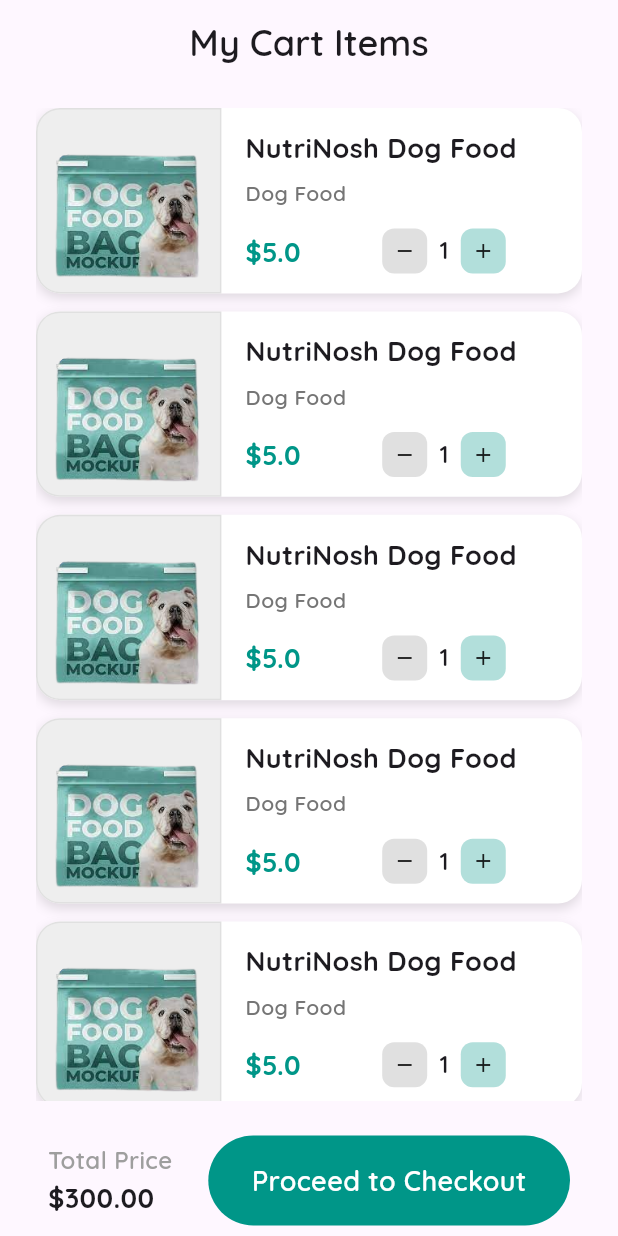
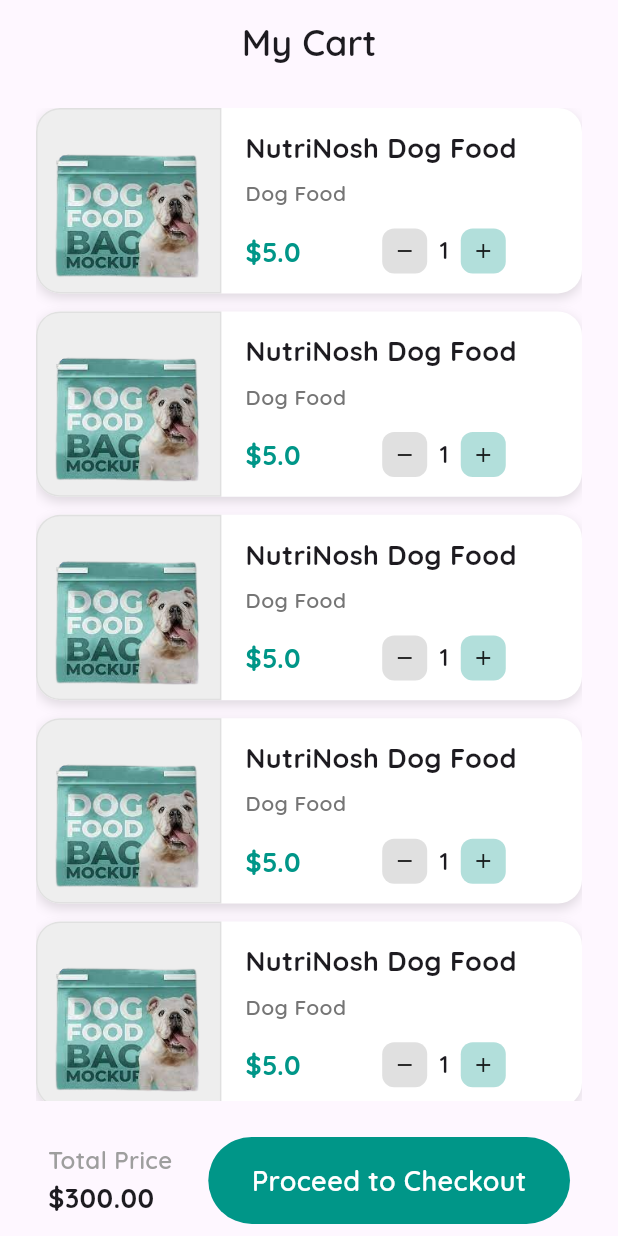
Before and after one commit to hafizflow/PetFoodAccessoriesApp, a Flutter app: the CartPage screen opened directly, on a phone screen of 412 x 824 dp. Run offline on Flutter 3.47's test engine with Material 3 defaults, Android fonts, the phone set to English and light mode, and no system bars; our stand-ins replace badges, cached_network_image, carousel_slider, device_preview, firebase_auth, firebase_core and 10 more; missing offline and left inert: custom_info_window, panara_dialogs, scratcher; accounts and stored records are empty; network calls fail.

Commit message:
Reuseable Widget Added

```diff
--- a/lib/views/cart_page.dart
+++ b/lib/views/cart_page.dart
@@ -1,7 +1,9 @@
 import 'package:flutter/material.dart';
 import 'package:google_fonts/google_fonts.dart';
 import 'package:pet_food_accessories_app/routers/app_routers.dart';
+import 'package:pet_food_accessories_app/widgets/appbar_text.dart';
 import 'package:pet_food_accessories_app/widgets/cart_item.dart';
+import 'package:pet_food_accessories_app/widgets/my_custom_button.dart';
 
 class CartPage extends StatelessWidget {
   const CartPage({super.key});
@@ -12,13 +14,7 @@ class CartPage extends StatelessWidget {
 
     return Scaffold(
       appBar: AppBar(
-        title: Text(
-          'My Cart Items',
-          style: GoogleFonts.quicksand(
-            fontSize: 24,
-            fontWeight: FontWeight.w600,
-          ),
-        ),
+        title: AppBarText(title: 'My Cart'),
         centerTitle: true,
         backgroundColor: Colors.transparent,
       ),
@@ -79,31 +75,37 @@ class CartPage extends StatelessWidget {
                 ],
               ),
               const SizedBox(width: 24),
-              Flexible(
-                child: InkWell(
-                  onTap: () => Navigator.pushNamed(context, AppRoutes.checkout),
-                  child: Container(
-                    height: 60,
-                    decoration: BoxDecoration(
-                      color: Colors.teal,
-                      borderRadius: BorderRadius.circular(32),
-                    ),
-                    child: Row(
-                      mainAxisAlignment: MainAxisAlignment.center,
-                      children: [
-                        Text(
-                          'Proceed to Checkout',
-                          style: GoogleFonts.quicksand(
-                            color: Colors.white,
-                            fontSize: 18,
-                            fontWeight: FontWeight.w600,
-                          ),
-                        ),
-                      ],
-                    ),
-                  ),
-                ),
+              MyCustomButton(
+                text: 'Proceed to Checkout',
+                onTap: () {
+                  Navigator.pushNamed(context, AppRoutes.checkout);
+                },
               ),
+              // Flexible(
+              //   child: InkWell(
+              //     onTap: () => Navigator.pushNamed(context, AppRoutes.checkout),
+              //     child: Container(
+              //       padding: const EdgeInsets.symmetric(vertical: 16),
+              //       decoration: BoxDecoration(
+              //         color: Colors.teal,
+              //         borderRadius: BorderRadius.circular(32),
+              //       ),
+              //       child: Row(
+              //         mainAxisAlignment: MainAxisAlignment.center,
+              //         children: [
+              //           Text(
+              //             'Proceed to Checkout',
+              //             style: GoogleFonts.quicksand(
+              //               color: Colors.white,
+              //               fontSize: 18,
+              //               fontWeight: FontWeight.w600,
+              //             ),
+              //           ),
+              //         ],
+              //       ),
+              //     ),
+              //   ),
+              // ),
             ],
           ),
         ),
--- /dev/null
+++ b/lib/widgets/appbar_text.dart
@@ -0,0 +1,16 @@
+import 'package:flutter/material.dart';
+import 'package:google_fonts/google_fonts.dart';
+
+class AppBarText extends StatelessWidget {
+  const AppBarText({super.key, required this.title});
+
+  final String title;
+
+  @override
+  Widget build(BuildContext context) {
+    return Text(
+      title,
+      style: GoogleFonts.quicksand(fontSize: 24, fontWeight: FontWeight.w600),
+    );
+  }
+}
--- /dev/null
+++ b/lib/widgets/my_custom_button.dart
@@ -0,0 +1,43 @@
+import 'package:flutter/material.dart';
+import 'package:google_fonts/google_fonts.dart';
+
+class MyCustomButton extends StatelessWidget {
+  const MyCustomButton({super.key, this.onTap, required this.text, this.icon});
+
+  final void Function()? onTap;
+  final String text;
+  final IconData? icon;
+
+  @override
+  Widget build(BuildContext context) {
+    return Flexible(
+      child: InkWell(
+        onTap: onTap,
+        child: Container(
+          padding: const EdgeInsets.symmetric(vertical: 16),
+          decoration: BoxDecoration(
+            color: Colors.teal,
+            borderRadius: BorderRadius.circular(32),
+          ),
+          child: Row(
+            mainAxisAlignment: MainAxisAlignment.center,
+            children: [
+              icon == null
+                  ? const SizedBox()
+                  : Icon(icon, color: Colors.white, size: 22),
+              icon == null ? SizedBox() : const SizedBox(width: 16),
+              Text(
+                text,
+                style: GoogleFonts.quicksand(
+                  color: Colors.white,
+                  fontSize: 18,
+                  fontWeight: FontWeight.w600,
+                ),
+              ),
+            ],
+          ),
+        ),
+      ),
+    );
+  }
+}
```
Also changed, not shown: lib/views/checkout_page.dart (+2 -7 lines), lib/views/login_page.dart (+2 -11 lines), lib/views/product_detail_page.dart (+2 -28 lines), lib/views/profile_page.dart (+2 -10 lines), lib/views/signup_page.dart (+2 -7 lines), lib/views/wish_list_page.dart (+2 -8 lines).
